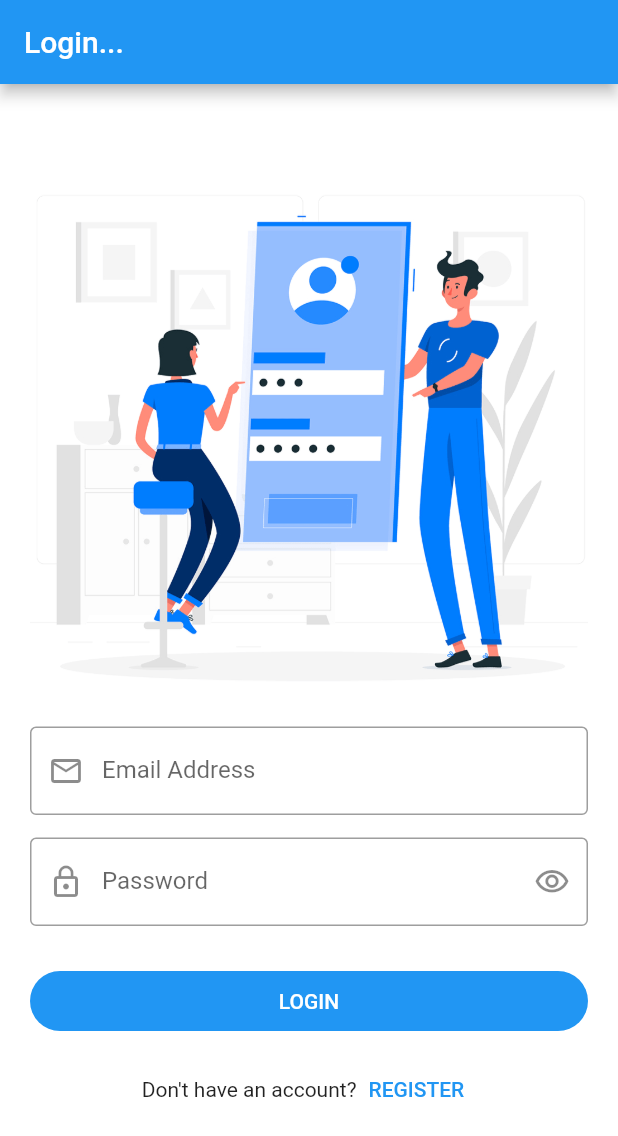
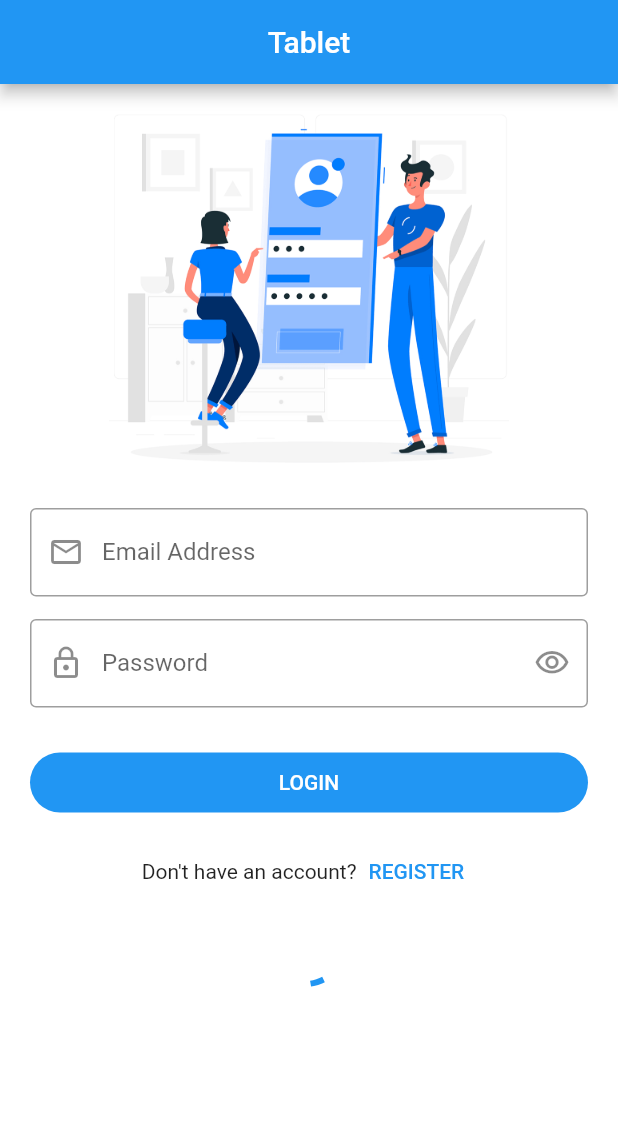
Before and after one commit to MohamedSaeed2020/JustLogin, a Flutter app: the screen it shows after launch, on a phone screen of 412 x 824 dp. Shown: the top 1136 px of the screen. Run offline on Flutter 3.47's test engine with Material 2 defaults, Android fonts, the phone set to English and light mode, and no system bars; our stand-ins replace responsive_builder, universal_io; missing offline and left inert: desktop_window.

Commit message:
Make the project responsive using Media Query and Layout Builder  and also adaptive.

```diff
--- /dev/null
+++ b/lib/adaptive/adaptive_indicator.dart
@@ -0,0 +1,16 @@
+import 'package:flutter/cupertino.dart';
+import 'package:flutter/material.dart';
+
+class AdaptiveIndicator extends StatelessWidget {
+  final String OS;
+
+  AdaptiveIndicator({required this.OS});
+
+  @override
+  Widget build(BuildContext context) {
+    if (this.OS == 'android') {
+      return CircularProgressIndicator();
+    }
+    return CupertinoActivityIndicator();
+  }
+}
--- a/lib/main.dart
+++ b/lib/main.dart
@@ -1,16 +1,15 @@
-import 'dart:io';
-
 import 'package:cashier/presentation/login/login_screen.dart';
 import 'package:cashier/presentation/login/login_screen_desk.dart';
 import 'package:cashier/presentation/login/login_screen_tablet.dart';
 import 'package:desktop_window/desktop_window.dart';
 import 'package:flutter/material.dart';
 import 'package:responsive_builder/responsive_builder.dart';
+import 'package:universal_io/io.dart';
 
 void main() async {
   WidgetsFlutterBinding.ensureInitialized();
-  if(Platform.isWindows){
-    await DesktopWindow.setMinWindowSize(Size(350.0,650.0,));
+   if (Platform.isWindows) {
+    await DesktopWindow.setMinWindowSize(Size(350.0, 650.0,));
   }
   runApp(MyApp());
 }
@@ -20,15 +19,32 @@ class MyApp extends StatelessWidget {
   Widget build(BuildContext context) {
     return MaterialApp(
       debugShowCheckedModeBanner: false,
-      home: ScreenTypeLayout(
+      //1. Using Responsive Builder Package
+      /*      home: ScreenTypeLayout(
         mobile: LoginScreen(),
         desktop: LoginScreenDeskTop(),
         tablet: LoginScreenTablet(),
-        breakpoints: ScreenBreakpoints(
-            watch: 200.0,
-            tablet: 400.0,
-            desktop: 650.0
-        ),
+        breakpoints:
+        ScreenBreakpoints(watch: 200.0, tablet: 400.0, desktop: 650.0),
+      ),*/
+      //2. Using Layout builder
+      /*      home: LayoutBuilder(
+        builder: (BuildContext context, BoxConstraints constraints) {
+          if (constraints.minWidth.toInt() <= 500) {
+            return LoginScreenTablet();
+          }
+          return LoginScreenDeskTop();
+        },
+      ),*/
+      //3. Using Medial Query
+      home: Builder(
+        builder: (BuildContext context) {
+          int width=MediaQuery.of(context).size.width.toInt();
+          if (width<= 500) {
+            return LoginScreenTablet();
+          }
+          return LoginScreenDeskTop();
+        },
       ),
     );
   }
--- a/lib/presentation/login/login_screen_tablet.dart
+++ b/lib/presentation/login/login_screen_tablet.dart
@@ -1,4 +1,6 @@
+import 'package:cashier/adaptive/adaptive_indicator.dart';
 import 'package:cashier/shared/components/components.dart';
+import 'package:cashier/shared/components/constants.dart';
 import 'package:flutter/material.dart';
 
 class LoginScreenTablet extends StatelessWidget {
@@ -14,8 +16,6 @@ class LoginScreenTablet extends StatelessWidget {
         title: Center(child: Text('Tablet')),
       ),
       body: Center(
-        child: SingleChildScrollView(
-          physics: BouncingScrollPhysics(),
         child: Padding(
           padding: const EdgeInsets.all(20.0),
           child: Form(
@@ -23,9 +23,7 @@ class LoginScreenTablet extends StatelessWidget {
             child: Column(
               crossAxisAlignment: CrossAxisAlignment.center,
               children: [
-                  Container(
-                    width: 250,
-                    height: 250,
+                Expanded(
                   child: Image(
                     image: AssetImage('assets/images/account.png'),
                   ),
@@ -33,7 +31,12 @@ class LoginScreenTablet extends StatelessWidget {
                 const SizedBox(
                   height: 30.0,
                 ),
-
+                Expanded(
+                  flex: 2,
+                  child: SingleChildScrollView(
+                    physics: BouncingScrollPhysics(),
+                    child: Column(
+                      children: [
                         ///Email TFF
                         defaultTextFormField(
                           validate: (value) {
@@ -96,8 +99,21 @@ class LoginScreenTablet extends StatelessWidget {
                             ),
                           ],
                         ),
+                        const SizedBox(
+                          height: 15.0,
+                        ),
+
+                        ///Indicator
+                        Center(
+                          child: AdaptiveIndicator(
+                            OS: getOS(),
+                          ),
+                        ),
                       ],
                     ),
+                  ),
+                ),
+              ],
             ),
           ),
         ),
--- /dev/null
+++ b/lib/shared/components/constants.dart
@@ -0,0 +1,5 @@
+import 'dart:io';
+
+String getOS() {
+  return Platform.operatingSystem;
+}
--- a/pubspec.yaml
+++ b/pubspec.yaml
@@ -10,6 +10,7 @@ dependencies:
   cupertino_icons: ^1.0.2
   desktop_window: ^0.4.0
   responsive_builder: ^0.4.1
+  universal_io: ^2.0.4
 dev_dependencies:
   flutter_test:
     sdk: flutter
```
Also changed, not shown: lib/presentation/login/login_screen_desk.dart (+4 -8 lines), pubspec.lock, 3 other files. Lines whose indentation alone changed are shown as unchanged.
